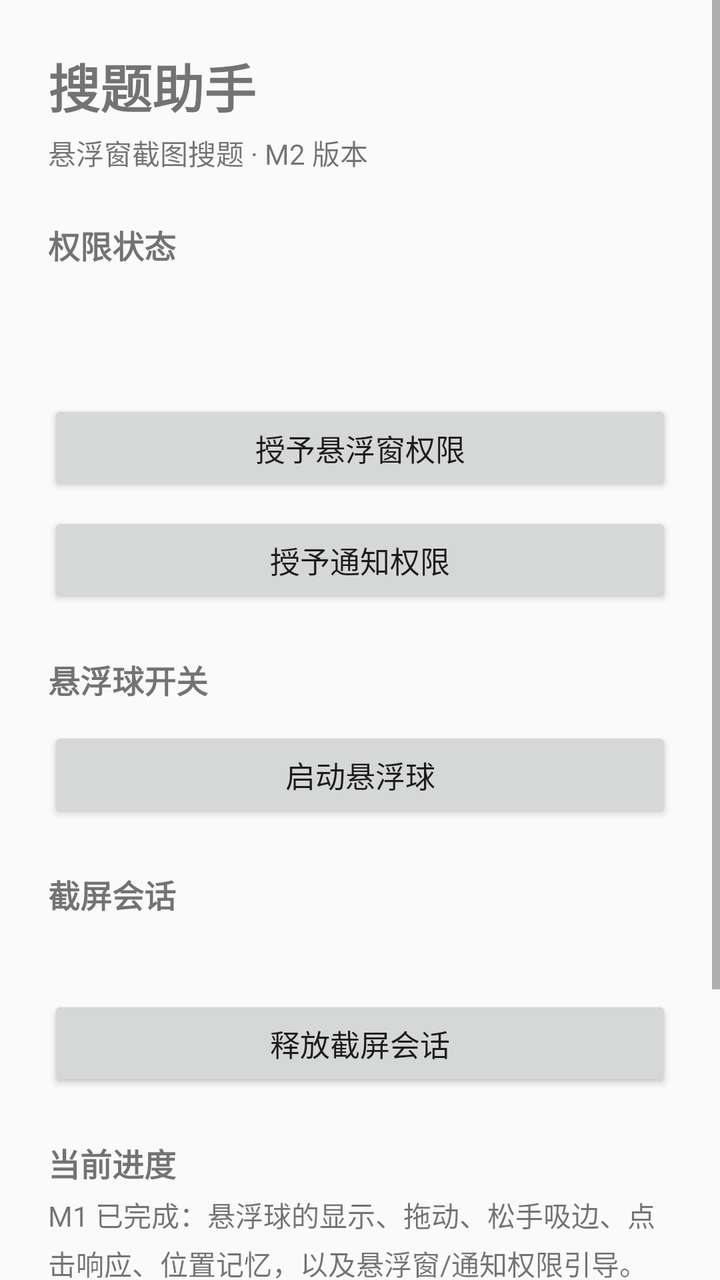
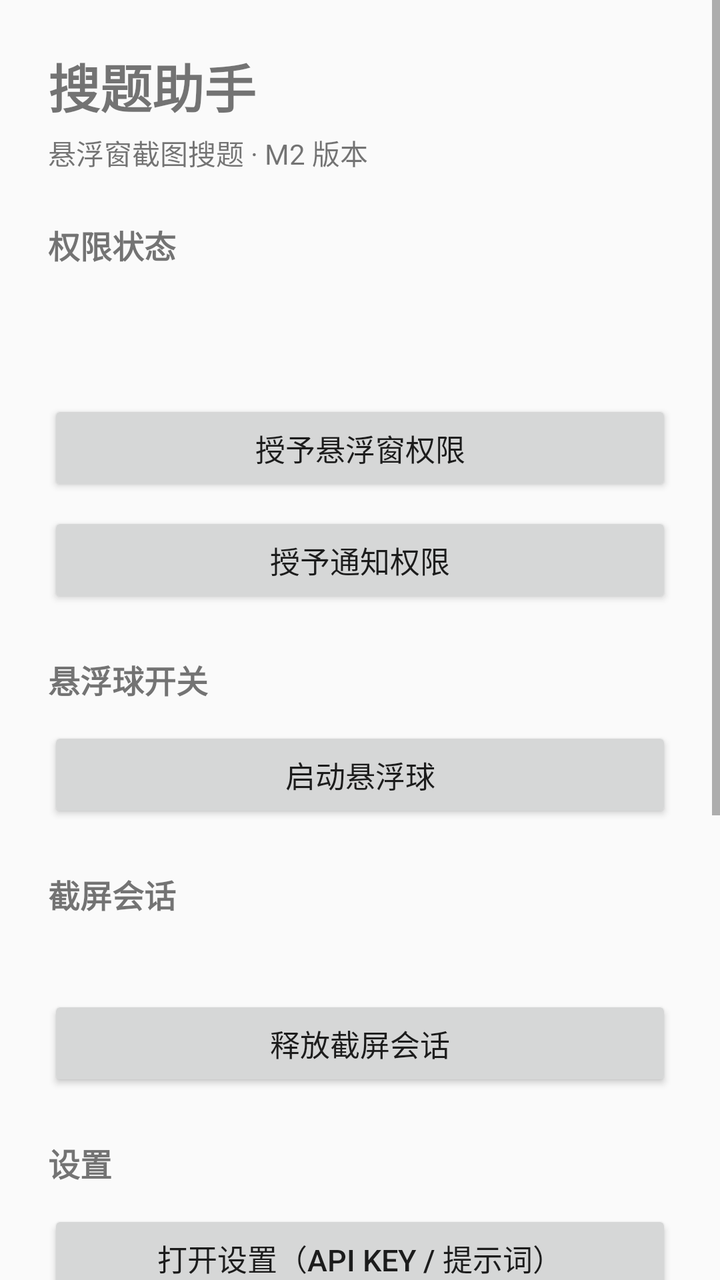

Before-and-after screenshots of an Android layout around one commit, followed by the original layout XML and the change that was made.
<!-- AndroidManifest.xml: application theme Theme.ScreenSolve -->
<!-- res/layout/activity_main.xml -->
<?xml version="1.0" encoding="utf-8"?>
<ScrollView xmlns:android="http://schemas.android.com/apk/res/android"
    android:layout_width="match_parent"
    android:layout_height="match_parent"
    android:fillViewport="true">

    <LinearLayout
        android:layout_width="match_parent"
        android:layout_height="wrap_content"
        android:orientation="vertical"
        android:padding="24dp">

        <TextView
            android:layout_width="wrap_content"
            android:layout_height="wrap_content"
            android:text="@string/app_name"
            android:textSize="26sp"
            android:textStyle="bold" />

        <TextView
            android:layout_width="wrap_content"
            android:layout_height="wrap_content"
            android:layout_marginTop="4dp"
            android:text="@string/main_subtitle"
            android:textSize="14sp" />

        <TextView
            style="@style/SectionTitle"
            android:text="@string/main_section_permission" />

        <TextView
            android:id="@+id/tvOverlayStatus"
            style="@style/StatusText" />

        <TextView
            android:id="@+id/tvNotifStatus"
            style="@style/StatusText" />

        <Button
            android:id="@+id/btnGrantOverlay"
            style="@style/ActionButton"
            android:text="@string/main_btn_grant_overlay" />

        <Button
            android:id="@+id/btnGrantNotif"
            style="@style/ActionButton"
            android:text="@string/main_btn_grant_notif" />

        <TextView
            style="@style/SectionTitle"
            android:text="@string/main_section_switch" />

        <Button
            android:id="@+id/btnToggle"
            style="@style/ActionButton"
            android:text="@string/main_btn_start" />

        <TextView
            style="@style/SectionTitle"
            android:text="@string/main_section_session" />

        <TextView
            android:id="@+id/tvSessionStatus"
            style="@style/StatusText" />

        <Button
            android:id="@+id/btnReleaseSession"
            style="@style/ActionButton"
            android:text="@string/main_btn_release_session" />

        <TextView
            style="@style/SectionTitle"
            android:text="@string/main_section_note" />

        <TextView
            android:layout_width="match_parent"
            android:layout_height="wrap_content"
            android:lineSpacingExtra="4dp"
            android:text="@string/main_m1_note"
            android:textSize="14sp" />

    </LinearLayout>

</ScrollView>
<!-- resources referenced by this layout -->
<resources>
  <string name="app_name">搜题助手</string>
  <string name="main_btn_grant_notif">授予通知权限</string>
  <string name="main_btn_grant_overlay">授予悬浮窗权限</string>
  <string name="main_btn_release_session">释放截屏会话</string>
  <string name="main_btn_start">启动悬浮球</string>
  <string name="main_m1_note">M1 已完成：悬浮球的显示、拖动、松手吸边、点击响应、位置记忆，以及悬浮窗/通知权限引导。\n\nM2 已完成：一次授权后的常驻截屏会话、点悬浮球抓取当前帧、抓帧结果预览（用来确认画面新鲜、且没有把自己截进去）。\n\nM3 将把抓到的画面裁成选区并调用 DeepSeek 识题。</string>
  <string name="main_section_note">当前进度</string>
  <string name="main_section_permission">权限状态</string>
  <string name="main_section_session">截屏会话</string>
  <string name="main_section_switch">悬浮球开关</string>
  <string name="main_subtitle">悬浮窗截图搜题 · M2 版本</string>
  <style name="ActionButton">
          <item name="android:layout_width">match_parent</item>
          <item name="android:layout_height">wrap_content</item>
          <item name="android:layout_marginTop">8dp</item>
          <item name="android:textSize">15sp</item>
      </style>
  <style name="SectionTitle">
          <item name="android:layout_width">match_parent</item>
          <item name="android:layout_height">wrap_content</item>
          <item name="android:layout_marginTop">24dp</item>
          <item name="android:layout_marginBottom">4dp</item>
          <item name="android:textSize">16sp</item>
          <item name="android:textStyle">bold</item>
      </style>
  <style name="StatusText">
          <item name="android:layout_width">match_parent</item>
          <item name="android:layout_height">wrap_content</item>
          <item name="android:paddingTop">4dp</item>
          <item name="android:paddingBottom">4dp</item>
          <item name="android:textSize">14sp</item>
      </style>
  <style name="Theme.ScreenSolve" parent="Theme.AppCompat.DayNight.NoActionBar">
          <item name="colorPrimary">@color/brand</item>
          <item name="colorPrimaryDark">@color/brand_pressed</item>
          <item name="colorAccent">@color/brand</item>
      </style>
  <color name="brand">#1F6FEB</color>
  <color name="brand_pressed">#1554B8</color>
</resources>

<!-- the commit's change to res/layout/activity_main.xml (unified diff, before → after) -->
@@ -70,6 +70,15 @@
 
         <TextView
             style="@style/SectionTitle"
+            android:text="@string/main_section_settings" />
+
+        <Button
+            android:id="@+id/btnOpenSettings"
+            style="@style/ActionButton"
+            android:text="@string/main_btn_settings" />
+
+        <TextView
+            style="@style/SectionTitle"
             android:text="@string/main_section_note" />
 
         <TextView
<!-- resource entries referenced after the edit -->
@@ -4,11 +4,13 @@
   <string name="main_btn_grant_notif">授予通知权限</string>
   <string name="main_btn_grant_overlay">授予悬浮窗权限</string>
   <string name="main_btn_release_session">释放截屏会话</string>
+  <string name="main_btn_settings">打开设置（API Key / 提示词）</string>
   <string name="main_btn_start">启动悬浮球</string>
-  <string name="main_m1_note">M1 已完成：悬浮球的显示、拖动、松手吸边、点击响应、位置记忆，以及悬浮窗/通知权限引导。\n\nM2 已完成：一次授权后的常驻截屏会话、点悬浮球抓取当前帧、抓帧结果预览（用来确认画面新鲜、且没有把自己截进去）。\n\nM3 将把抓到的画面裁成选区并调用 DeepSeek 识题。</string>
+  <string name="main_m1_note">M1 已完成：悬浮球的显示、拖动、松手吸边、点击响应、位置记忆，以及悬浮窗/通知权限引导。\n\nM2 已完成：一次授权后的常驻截屏会话、点悬浮球抓取当前帧。\n\nM3 已完成：拖框选区 → 裁剪压缩 → 调用 DeepSeek 视觉模型 → 答案卡片（含题干回显、分步解析、置信度提示）。\n\n下一步 M4：端侧 OCR 通道、流式输出、历史记录。</string>
   <string name="main_section_note">当前进度</string>
   <string name="main_section_permission">权限状态</string>
   <string name="main_section_session">截屏会话</string>
+  <string name="main_section_settings">设置</string>
   <string name="main_section_switch">悬浮球开关</string>
   <string name="main_subtitle">悬浮窗截图搜题 · M2 版本</string>
   <style name="ActionButton">
